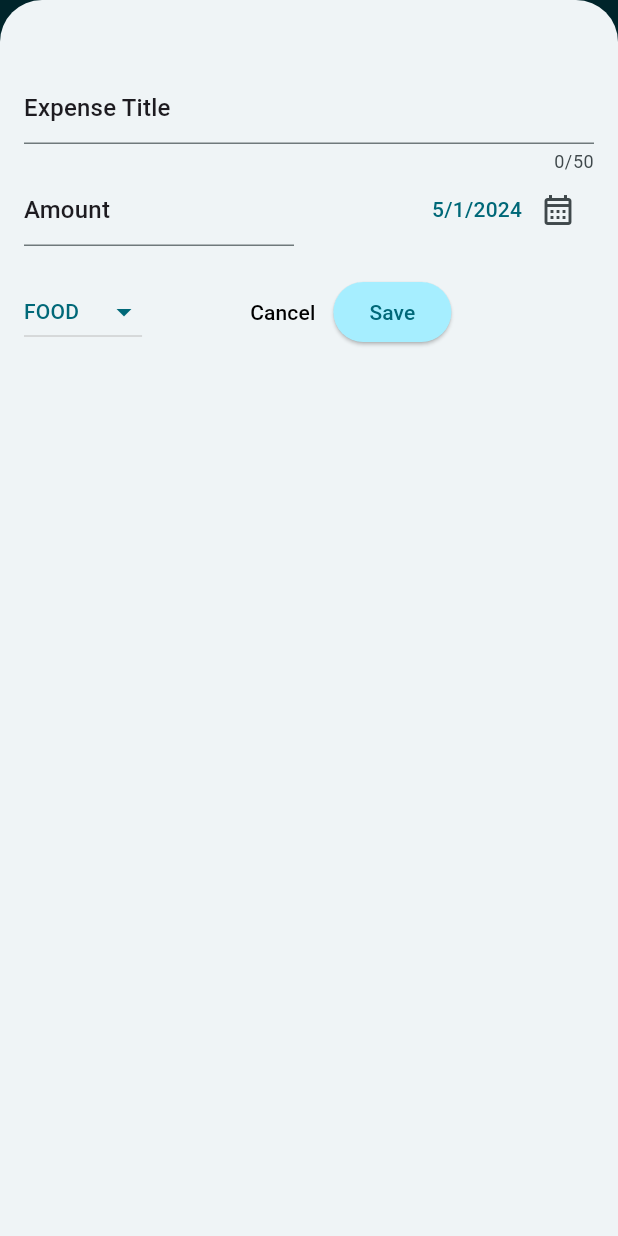
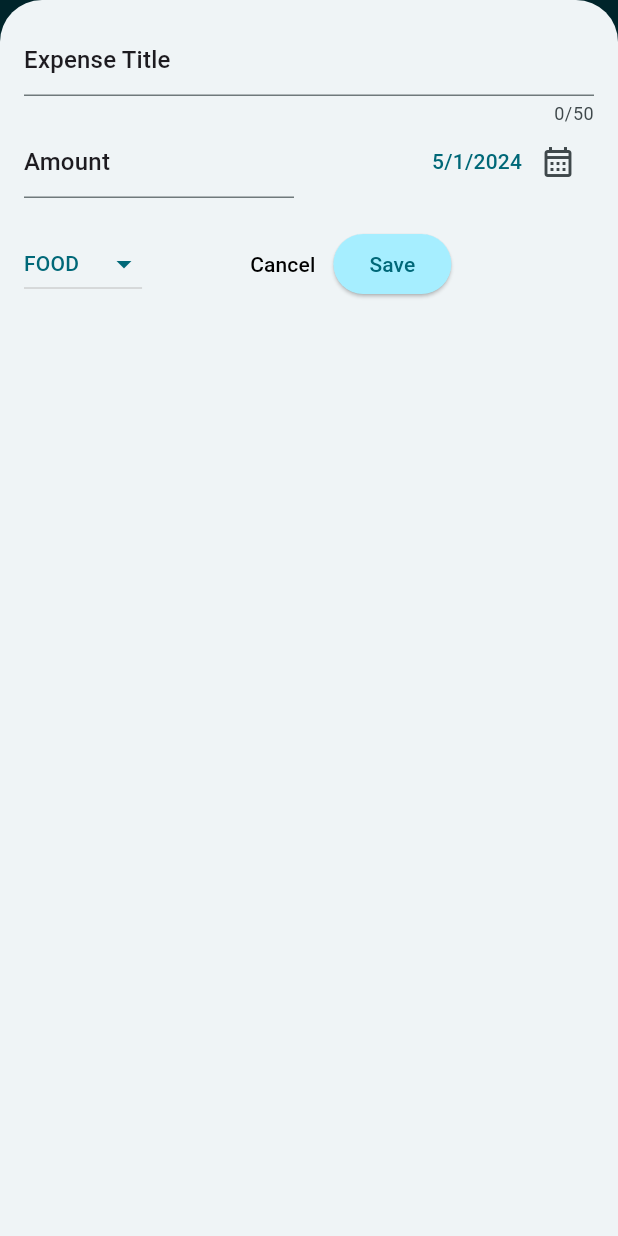
Before and after one commit to Shivangm9669/Expense-tracker, a Flutter app: the screen it shows after launch, after a tap on the "add" icon, on a phone screen of 412 x 824 dp. Run offline on Flutter 3.47's test engine with Material 3 defaults, Android fonts, the phone set to English and light mode, and no system bars.

Commit message:
More responsive

```diff
--- a/lib/main.dart
+++ b/lib/main.dart
@@ -16,6 +16,7 @@ class MyApp extends StatelessWidget {
 
     final ColorScheme kDarkSchema =
         ColorScheme.fromSeed(seedColor: const Color.fromARGB(255, 5, 99, 125));
+
     return MaterialApp(
         darkTheme: ThemeData.dark().copyWith(
           brightness: Brightness.dark,
--- a/lib/screen/mainscreenpage.dart
+++ b/lib/screen/mainscreenpage.dart
@@ -3,7 +3,6 @@ import 'package:expense_tracker/widgets/add_expense.dart';
 import 'package:expense_tracker/widgets/chart/chart.dart';
 import 'package:expense_tracker/widgets/expenseitem.dart';
 import 'package:flutter/material.dart';
-import 'package:flutter/widgets.dart';
 
 class ExpenseTrackerMainPage extends StatefulWidget {
   const ExpenseTrackerMainPage({super.key});
@@ -70,6 +69,7 @@ class _ExpenseTrackerMainPageState extends State<ExpenseTrackerMainPage> {
 
   void addExpense() {
     showModalBottomSheet(
+        useSafeArea: true,
         isScrollControlled: true,
         context: context,
         builder: (ctx) => AddExpenses(
--- a/lib/widgets/add_expense.dart
+++ b/lib/widgets/add_expense.dart
@@ -79,7 +79,7 @@ class _AddExpensesState extends State<AddExpenses> {
       height: double.infinity,
       width: double.infinity,
       child: Padding(
-        padding: EdgeInsets.fromLTRB(16, 48, 16, keyboardspace + 20),
+        padding: EdgeInsets.fromLTRB(16, 16, 16, keyboardspace + 20),
         child: SingleChildScrollView(
           child: Column(
             children: [
--- a/lib/widgets/chart/chart.dart
+++ b/lib/widgets/chart/chart.dart
@@ -37,7 +37,7 @@ class Chart extends StatelessWidget {
         horizontal: 8,
       ),
       width: double.infinity,
-      height: 100,
+      height: 150,
       decoration: BoxDecoration(
         borderRadius: BorderRadius.circular(8),
         gradient: LinearGradient(
```
